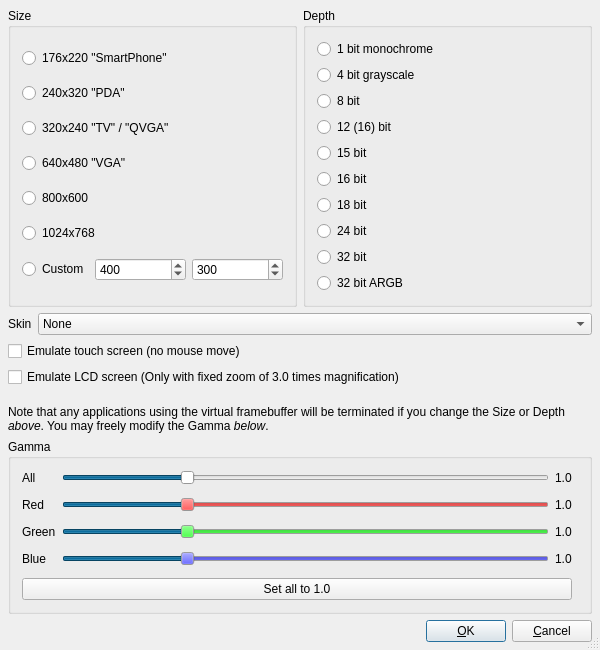
Qt form tools/qvfb/config.ui (qt/qt) before a commit.
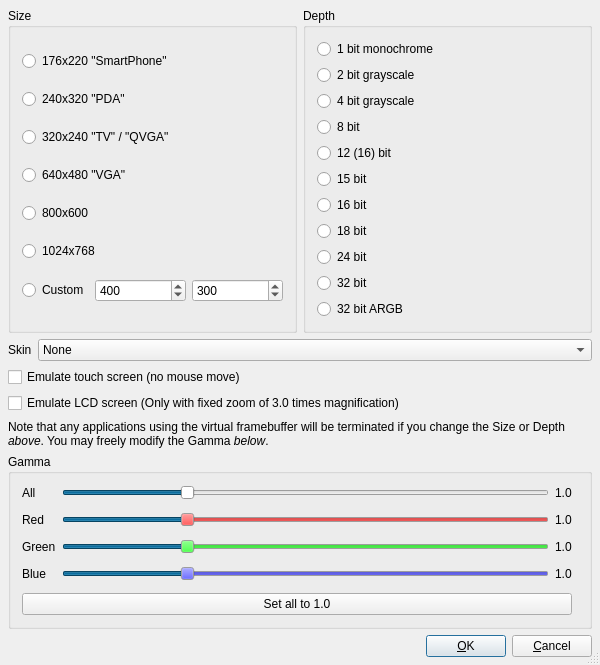
The same form after that commit. Custom widgets are drawn as their Qt base class.

Commit message: Adding 2bpp support to qvfb

```diff
--- a/tools/qvfb/config.ui
+++ b/tools/qvfb/config.ui
@@ -40,13 +40,13 @@
 **
 *********************************************************************</comment>
  <class>Config</class>
- <widget class="QDialog" name="Config" >
-  <property name="geometry" >
+ <widget class="QDialog" name="Config">
+  <property name="geometry">
    <rect>
     <x>0</x>
     <y>0</y>
     <width>600</width>
-    <height>650</height>
+    <height>665</height>
    </rect>
   </property>
   <property name="windowTitle" >
@@ -59,16 +59,7 @@
    <property name="spacing" >
     <number>6</number>
    </property>
-   <property name="leftMargin" >
-    <number>8</number>
-   </property>
-   <property name="topMargin" >
-    <number>8</number>
-   </property>
-   <property name="rightMargin" >
-    <number>8</number>
-   </property>
-   <property name="bottomMargin" >
+   <property name="margin">
     <number>8</number>
    </property>
    <item>
@@ -76,16 +67,7 @@
      <property name="spacing" >
       <number>6</number>
      </property>
-     <property name="leftMargin" >
-      <number>0</number>
-     </property>
-     <property name="topMargin" >
-      <number>0</number>
-     </property>
-     <property name="rightMargin" >
-      <number>0</number>
-     </property>
-     <property name="bottomMargin" >
+     <property name="margin">
       <number>0</number>
      </property>
      <item>
@@ -106,15 +88,6 @@
         <property name="leftMargin" >
          <number>11</number>
         </property>
-        <property name="topMargin" >
-         <number>11</number>
-        </property>
-        <property name="rightMargin" >
-         <number>11</number>
-        </property>
-        <property name="bottomMargin" >
-         <number>11</number>
-        </property>
         <item>
          <widget class="QRadioButton" name="size_176_220" >
           <property name="text" >
@@ -162,16 +135,7 @@
           <property name="spacing" >
            <number>6</number>
           </property>
-          <property name="leftMargin" >
-           <number>0</number>
-          </property>
-          <property name="topMargin" >
-           <number>0</number>
-          </property>
-          <property name="rightMargin" >
-           <number>0</number>
-          </property>
-          <property name="bottomMargin" >
+          <property name="margin">
            <number>0</number>
           </property>
           <item>
@@ -229,22 +193,7 @@
        <property name="title" >
         <string>Depth</string>
        </property>
-       <layout class="QVBoxLayout" >
-        <property name="spacing" >
-         <number>6</number>
-        </property>
-        <property name="leftMargin" >
-         <number>11</number>
-        </property>
-        <property name="topMargin" >
-         <number>11</number>
-        </property>
-        <property name="rightMargin" >
-         <number>11</number>
-        </property>
-        <property name="bottomMargin" >
-         <number>11</number>
-        </property>
+       <layout class="QVBoxLayout" name="verticalLayout">
         <item>
          <widget class="QRadioButton" name="depth_1" >
           <property name="text" >
@@ -253,64 +202,71 @@
          </widget>
         </item>
         <item>
-         <widget class="QRadioButton" name="depth_4gray" >
-          <property name="text" >
+         <widget class="QRadioButton" name="depth_2gray">
+          <property name="text">
+           <string>2 bit grayscale</string>
+          </property>
+         </widget>
+        </item>
+        <item>
+         <widget class="QRadioButton" name="depth_4gray">
+          <property name="text">
            <string>4 bit grayscale</string>
           </property>
          </widget>
         </item>
         <item>
-         <widget class="QRadioButton" name="depth_8" >
-          <property name="text" >
+         <widget class="QRadioButton" name="depth_8">
+          <property name="text">
            <string>8 bit</string>
           </property>
          </widget>
         </item>
         <item>
-         <widget class="QRadioButton" name="depth_12" >
-          <property name="text" >
+         <widget class="QRadioButton" name="depth_12">
+          <property name="text">
            <string>12 (16) bit</string>
           </property>
          </widget>
         </item>
         <item>
-         <widget class="QRadioButton" name="depth_15" >
-          <property name="text" >
+         <widget class="QRadioButton" name="depth_15">
+          <property name="text">
            <string>15 bit</string>
           </property>
          </widget>
         </item>
         <item>
-         <widget class="QRadioButton" name="depth_16" >
-          <property name="text" >
+         <widget class="QRadioButton" name="depth_16">
+          <property name="text">
            <string>16 bit</string>
           </property>
          </widget>
         </item>
         <item>
-         <widget class="QRadioButton" name="depth_18" >
-          <property name="text" >
+         <widget class="QRadioButton" name="depth_18">
+          <property name="text">
            <string>18 bit</string>
           </property>
          </widget>
         </item>
         <item>
-         <widget class="QRadioButton" name="depth_24" >
-          <property name="text" >
+         <widget class="QRadioButton" name="depth_24">
+          <property name="text">
            <string>24 bit</string>
           </property>
          </widget>
         </item>
         <item>
-         <widget class="QRadioButton" name="depth_32" >
-          <property name="text" >
+         <widget class="QRadioButton" name="depth_32">
+          <property name="text">
            <string>32 bit</string>
           </property>
          </widget>
         </item>
         <item>
-         <widget class="QRadioButton" name="depth_32_argb" >
-          <property name="text" >
+         <widget class="QRadioButton" name="depth_32_argb">
+          <property name="text">
            <string>32 bit ARGB</string>
           </property>
          </widget>
@@ -321,33 +277,24 @@
     </layout>
    </item>
    <item>
-    <layout class="QHBoxLayout" >
-     <property name="spacing" >
+    <layout class="QHBoxLayout">
+     <property name="spacing">
       <number>6</number>
      </property>
-     <property name="leftMargin" >
-      <number>0</number>
-     </property>
-     <property name="topMargin" >
-      <number>0</number>
-     </property>
-     <property name="rightMargin" >
-      <number>0</number>
-     </property>
-     <property name="bottomMargin" >
+     <property name="margin">
       <number>0</number>
      </property>
      <item>
-      <widget class="QLabel" name="TextLabel1_3" >
-       <property name="text" >
+      <widget class="QLabel" name="TextLabel1_3">
+       <property name="text">
         <string>Skin</string>
        </property>
       </widget>
      </item>
      <item>
-      <widget class="QComboBox" name="skin" >
-       <property name="sizePolicy" >
-        <sizepolicy vsizetype="Fixed" hsizetype="Expanding" >
+      <widget class="QComboBox" name="skin">
+       <property name="sizePolicy">
+        <sizepolicy hsizetype="Expanding" vsizetype="Fixed">
          <horstretch>0</horstretch>
          <verstretch>0</verstretch>
         </sizepolicy>
@@ -409,35 +356,23 @@
      <property name="title" >
       <string>Gamma</string>
      </property>
-     <layout class="QGridLayout" >
-      <property name="leftMargin" >
+     <layout class="QGridLayout">
+      <property name="margin">
        <number>11</number>
       </property>
-      <property name="topMargin" >
-       <number>11</number>
-      </property>
-      <property name="rightMargin" >
-       <number>11</number>
-      </property>
-      <property name="bottomMargin" >
-       <number>11</number>
-      </property>
-      <property name="horizontalSpacing" >
+      <property name="spacing">
        <number>6</number>
       </property>
-      <property name="verticalSpacing" >
-       <number>6</number>
-      </property>
-      <item row="6" column="0" >
-       <widget class="QLabel" name="TextLabel3" >
-        <property name="text" >
+      <item row="6" column="0">
+       <widget class="QLabel" name="TextLabel3">
+        <property name="text">
          <string>Blue</string>
         </property>
        </widget>
       </item>
-      <item row="6" column="1" >
-       <widget class="QSlider" name="bslider" >
-        <property name="palette" >
+      <item row="6" column="1">
+       <widget class="QSlider" name="bslider">
+        <property name="palette">
          <palette>
           <active>
            <colorrole role="WindowText" >
@@ -917,23 +852,23 @@
         </property>
        </widget>
       </item>
-      <item row="6" column="2" >
-       <widget class="QLabel" name="blabel" >
-        <property name="text" >
+      <item row="6" column="2">
+       <widget class="QLabel" name="blabel">
+        <property name="text">
          <string>1.0</string>
         </property>
        </widget>
       </item>
-      <item row="4" column="0" >
-       <widget class="QLabel" name="TextLabel2" >
-        <property name="text" >
+      <item row="4" column="0">
+       <widget class="QLabel" name="TextLabel2">
+        <property name="text">
          <string>Green</string>
         </property>
        </widget>
       </item>
-      <item row="4" column="1" >
-       <widget class="QSlider" name="gslider" >
-        <property name="palette" >
+      <item row="4" column="1">
+       <widget class="QSlider" name="gslider">
+        <property name="palette">
          <palette>
           <active>
            <colorrole role="WindowText" >
@@ -1413,30 +1348,30 @@
         </property>
        </widget>
       </item>
-      <item row="4" column="2" >
-       <widget class="QLabel" name="glabel" >
-        <property name="text" >
+      <item row="4" column="2">
+       <widget class="QLabel" name="glabel">
+        <property name="text">
          <string>1.0</string>
         </property>
        </widget>
       </item>
-      <item row="0" column="0" >
-       <widget class="QLabel" name="TextLabel7" >
-        <property name="text" >
+      <item row="0" column="0">
+       <widget class="QLabel" name="TextLabel7">
+        <property name="text">
          <string>All</string>
         </property>
        </widget>
       </item>
-      <item row="0" column="2" >
-       <widget class="QLabel" name="TextLabel8" >
-        <property name="text" >
+      <item row="0" column="2">
+       <widget class="QLabel" name="TextLabel8">
+        <property name="text">
          <string>1.0</string>
         </property>
        </widget>
       </item>
-      <item row="0" column="1" >
-       <widget class="QSlider" name="gammaslider" >
-        <property name="palette" >
+      <item row="0" column="1">
+       <widget class="QSlider" name="gammaslider">
+        <property name="palette">
          <palette>
           <active>
            <colorrole role="WindowText" >
@@ -1916,23 +1851,23 @@
         </property>
        </widget>
       </item>
-      <item row="2" column="0" >
-       <widget class="QLabel" name="TextLabel1_2" >
-        <property name="text" >
+      <item row="2" column="0">
+       <widget class="QLabel" name="TextLabel1_2">
+        <property name="text">
          <string>Red</string>
         </property>
        </widget>
       </item>
-      <item row="2" column="2" >
-       <widget class="QLabel" name="rlabel" >
-        <property name="text" >
+      <item row="2" column="2">
+       <widget class="QLabel" name="rlabel">
+        <property name="text">
          <string>1.0</string>
         </property>
        </widget>
       </item>
-      <item row="2" column="1" >
-       <widget class="QSlider" name="rslider" >
-        <property name="palette" >
+      <item row="2" column="1">
+       <widget class="QSlider" name="rslider">
+        <property name="palette">
          <palette>
           <active>
            <colorrole role="WindowText" >
@@ -2412,9 +2347,9 @@
         </property>
        </widget>
       </item>
-      <item row="8" column="0" colspan="3" >
-       <widget class="QPushButton" name="PushButton3" >
-        <property name="text" >
+      <item row="8" column="0" colspan="3">
+       <widget class="QPushButton" name="PushButton3">
+        <property name="text">
          <string>Set all to 1.0</string>
         </property>
        </widget>
@@ -2426,20 +2361,11 @@
     </widget>
    </item>
    <item>
-    <layout class="QHBoxLayout" >
-     <property name="spacing" >
+    <layout class="QHBoxLayout">
+     <property name="spacing">
       <number>6</number>
      </property>
-     <property name="leftMargin" >
-      <number>0</number>
-     </property>
-     <property name="topMargin" >
-      <number>0</number>
-     </property>
-     <property name="rightMargin" >
-      <number>0</number>
-     </property>
-     <property name="bottomMargin" >
+     <property name="margin">
       <number>0</number>
      </property>
      <item>
@@ -2456,8 +2382,8 @@
       </spacer>
      </item>
      <item>
-      <widget class="QPushButton" name="buttonOk" >
-       <property name="text" >
+      <widget class="QPushButton" name="buttonOk">
+       <property name="text">
         <string>&amp;OK</string>
        </property>
        <property name="autoDefault" >
@@ -2469,8 +2395,8 @@
       </widget>
      </item>
      <item>
-      <widget class="QPushButton" name="buttonCancel" >
-       <property name="text" >
+      <widget class="QPushButton" name="buttonCancel">
+       <property name="text">
         <string>&amp;Cancel</string>
        </property>
        <property name="autoDefault" >
@@ -2482,7 +2408,7 @@
    </item>
   </layout>
  </widget>
- <layoutdefault spacing="6" margin="11" />
+ <layoutdefault spacing="6" margin="11"/>
  <customwidgets>
   <customwidget>
    <class>GammaView</class>
```
Left out of the diff: 1401 changed lines with no effect on the pictures. The commit also changes 2 other files.
